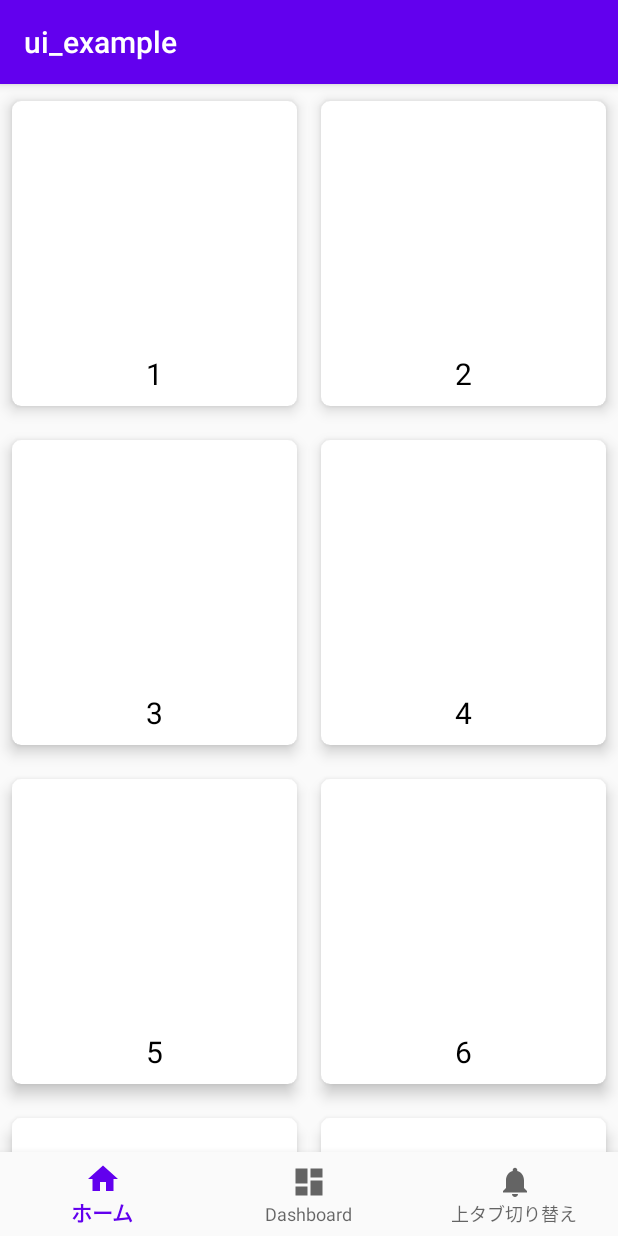
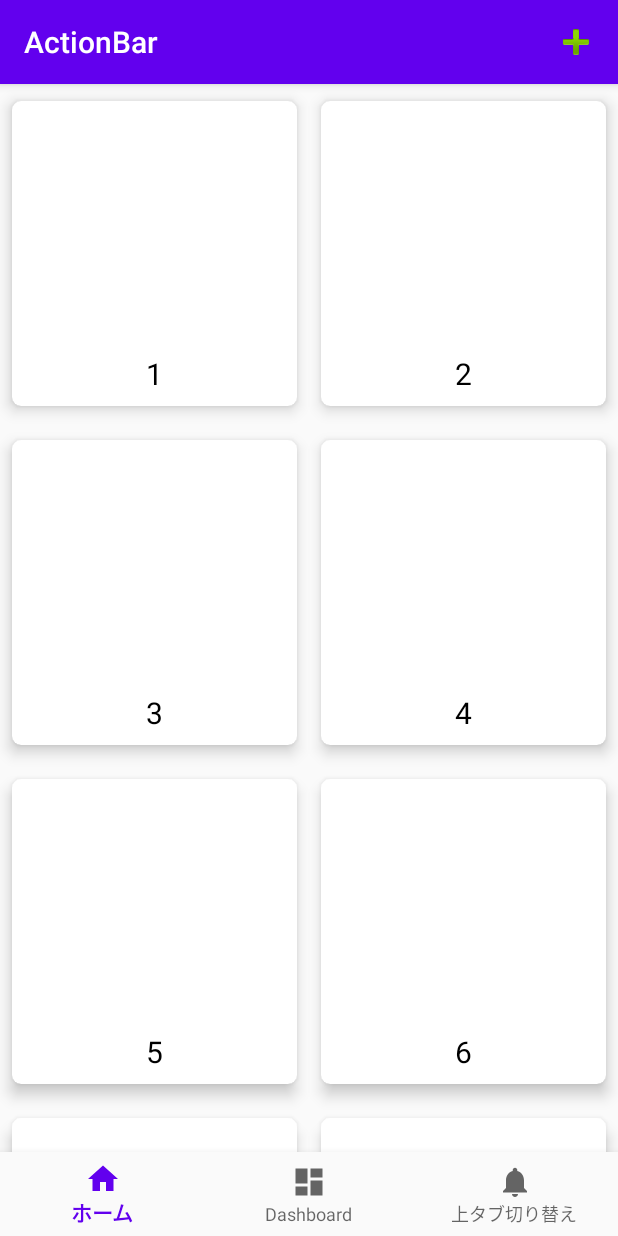
Before and after one commit to yasu1234/android_ui_example, an Android app: the screen it shows after launch (HomeActivity), on a phone screen of 412 x 824 dp. Run offline under Robolectric (Android 15) with nearby library versions, the phone set to English and light mode, and no system bars; our stand-ins replace navigation-ui.

Commit message:
add Actionbar in  Fragment

```diff
--- a/app/src/main/java/com/example/ui_example/home/HomeFragment.kt
+++ b/app/src/main/java/com/example/ui_example/home/HomeFragment.kt
@@ -2,9 +2,8 @@ package com.example.ui_example.home
 
 import android.content.Intent
 import android.os.Bundle
-import android.view.LayoutInflater
-import android.view.View
-import android.view.ViewGroup
+import android.view.*
+import androidx.appcompat.app.AppCompatActivity
 import androidx.fragment.app.Fragment
 import androidx.lifecycle.ViewModelProviders
 import androidx.recyclerview.widget.GridLayoutManager
@@ -25,13 +24,19 @@ class HomeFragment : Fragment() {
     ): View? {
         homeViewModel =
             ViewModelProviders.of(this).get(HomeViewModel::class.java)
-        val view = inflater.inflate(R.layout.fragment_home, container, false)
 
-        return view
+        return inflater.inflate(R.layout.fragment_home, container, false)
     }
 
     override fun onViewCreated(view: View, savedInstanceState: Bundle?) {
         super.onViewCreated(view, savedInstanceState)
+
+        (activity as AppCompatActivity).supportActionBar?.title = "ActionBar"
+        (activity as AppCompatActivity).supportActionBar?.setDisplayHomeAsUpEnabled(false)
+        (activity as AppCompatActivity).supportActionBar?.setHomeAsUpIndicator(R.drawable.ic_notifications_black_24dp)
+
+        // Must define to be called onCreateOptionsMenu in the case of Fragment
+        setHasOptionsMenu(true)
 
         val countList = listOf(1, 2, 3, 4, 5, 6, 7, 8)
         val adapter = HomeAdapter(countList)
@@ -49,6 +54,11 @@ class HomeFragment : Fragment() {
         })
     }
 
+    override fun onCreateOptionsMenu(menu: Menu, inflater: MenuInflater) {
+        inflater.inflate(R.menu.main_menu, menu)
+        super.onCreateOptionsMenu(menu, inflater)
+    }
+
     private fun presentSimpleRecyclerActivity() {
         val intent = Intent(requireContext(), SimpleRecyclerViewActivity::class.java)
         startActivity(intent)
--- /dev/null
+++ b/app/src/main/res/menu/main_menu.xml
@@ -0,0 +1,9 @@
+<?xml version="1.0" encoding="utf-8"?>
+<menu xmlns:android="http://schemas.android.com/apk/res/android"
+    xmlns:app="http://schemas.android.com/apk/res-auto">
+    <item
+        android:id="@+id/addButton"
+        android:icon="@android:drawable/ic_input_add"
+        android:title="Add"
+        app:showAsAction="always"></item>
+</menu>
```
